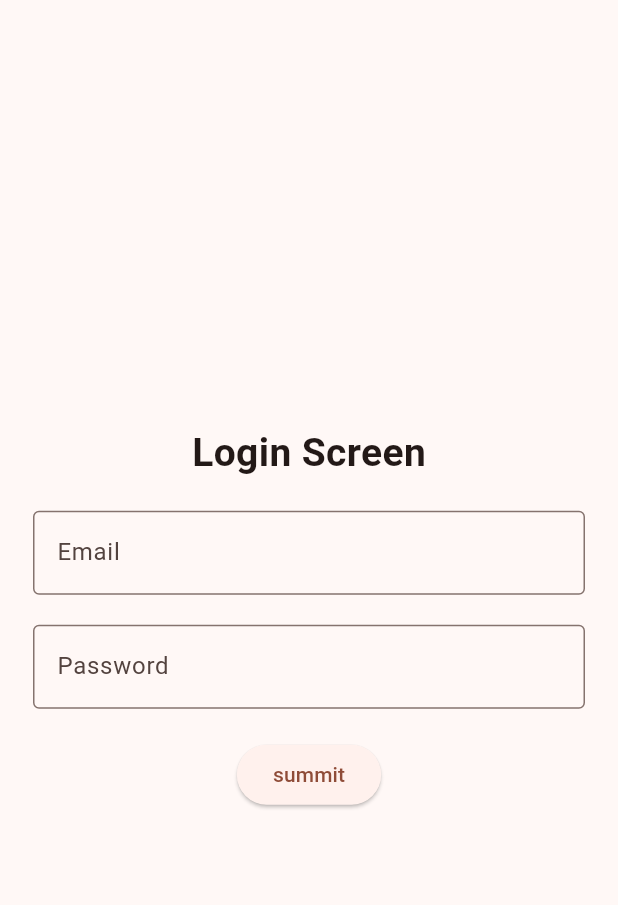
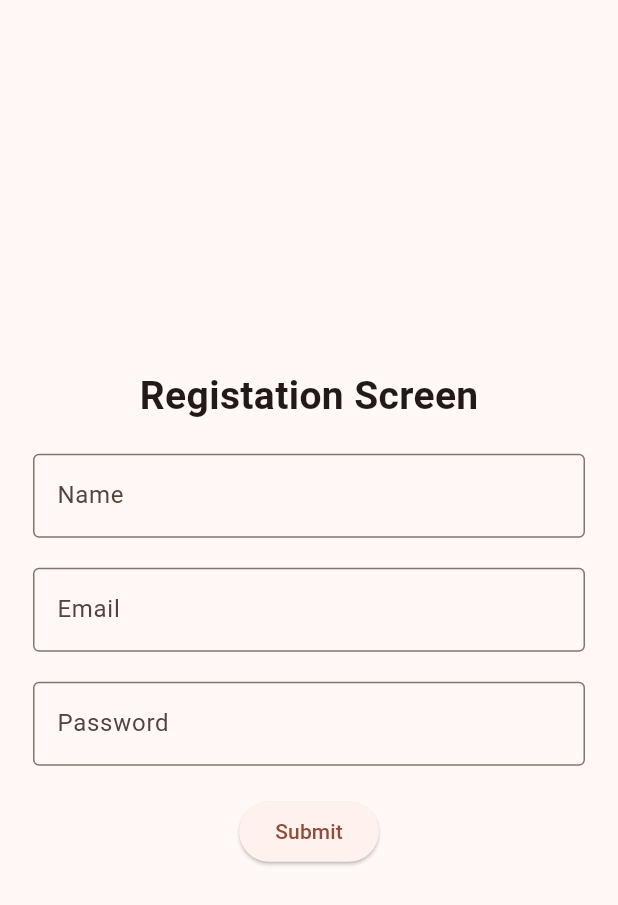
Before and after one commit to swastikamajhi/new_app, a Flutter app: the screen it shows after launch, on a phone screen of 412 x 824 dp. Shown: the top 905 px of the screen. Run offline on Flutter 3.47's test engine with Material 3 defaults, Android fonts, the phone set to English and light mode, and no system bars.

Commit message:
registrationpage commit

```diff
--- a/lib/main.dart
+++ b/lib/main.dart
@@ -1,5 +1,5 @@
 import 'package:flutter/material.dart';
-import 'package:new_app/home.dart';
+import 'package:new_app/registrationpage.dart';
 
 void main() {
   runApp(const MyApp());
@@ -15,7 +15,7 @@ class MyApp extends StatelessWidget {
       theme: ThemeData(
         colorScheme: ColorScheme.fromSeed(seedColor: Colors.deepOrange),
       ),
-      home: const MyHomePage()
+      home: const Registrationpage(),
     );
   }
 }
--- a/lib/home.dart
+++ b/lib/registrationpage.dart
@@ -1,8 +1,8 @@
 import 'package:flutter/material.dart';
 import 'package:new_app/main.dart';
 
-class MyHomePage extends StatelessWidget {
-  const MyHomePage({super.key});
+class Registrationpage extends StatelessWidget {
+  const Registrationpage({super.key});
 
   @override
   Widget build(BuildContext context) {
@@ -15,8 +15,15 @@ class MyHomePage extends StatelessWidget {
           mainAxisAlignment: MainAxisAlignment.center,
           children: [
             Text(
-              'Login Screen',
+              'Registation Screen',
               style: TextStyle(fontSize: 26, fontWeight: FontWeight.bold),
+            ),
+
+            TextField(
+              decoration: InputDecoration(
+                hintText: 'Name',
+                border: OutlineInputBorder(),
+              ),
             ),
 
             TextField(
@@ -34,7 +41,7 @@ class MyHomePage extends StatelessWidget {
               ),
             ),
 
-            ElevatedButton(onPressed: () {}, child: Text("summit")),
+            ElevatedButton(onPressed: () {}, child: Text("Submit")),
           ],
         ),
       ),
```
